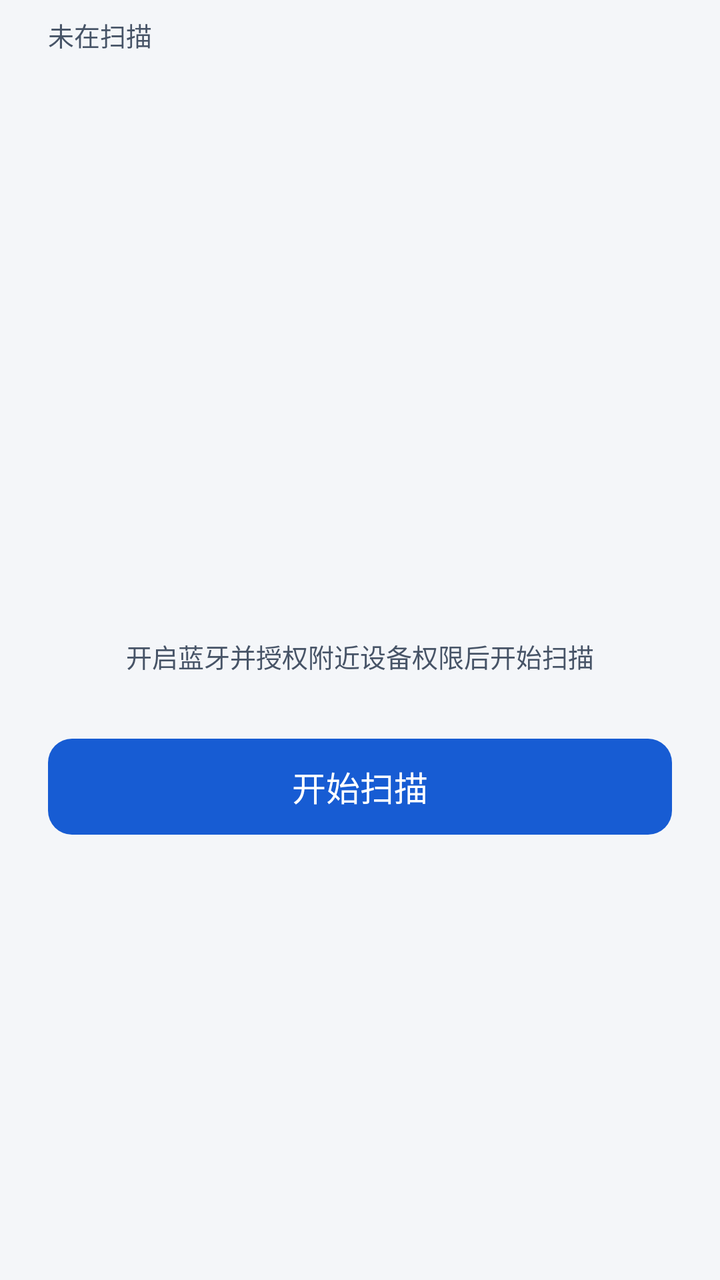
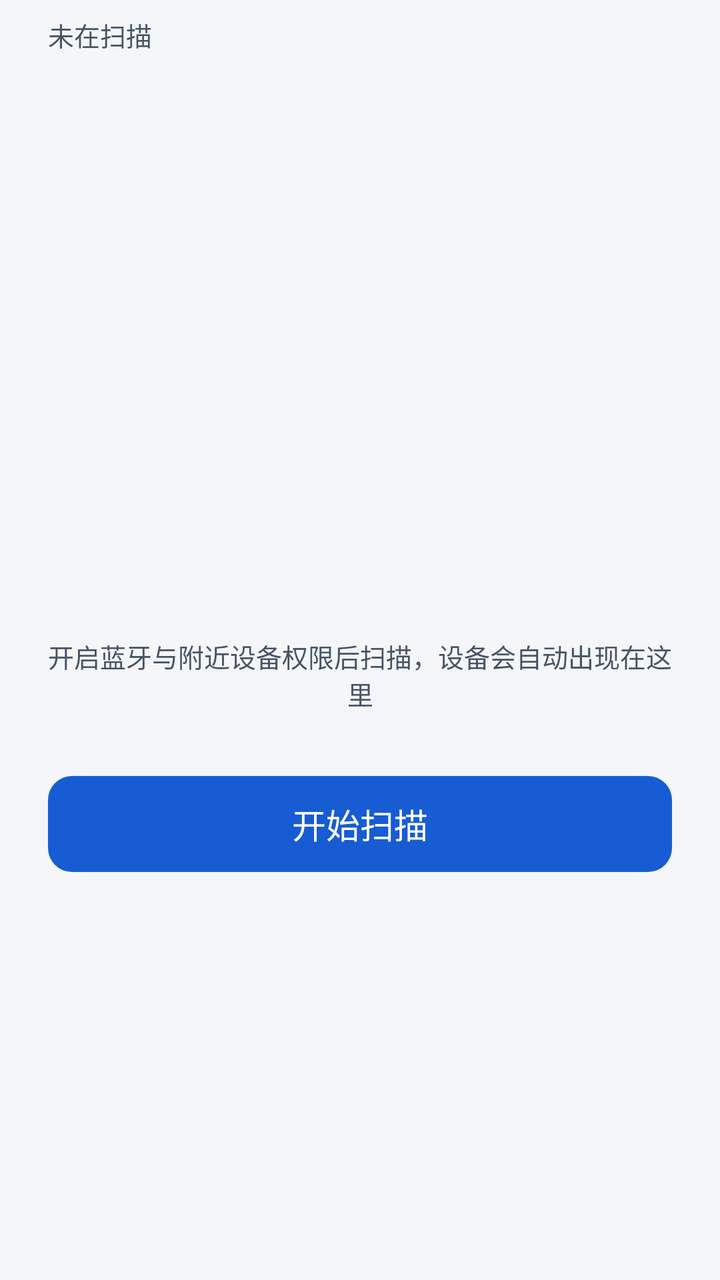

Screens rendered from an Android XML layout before and after an edit, with the pre-edit source and the edit as a unified diff.
<!-- AndroidManifest.xml: application theme Theme.PKotlinApp -->
<!-- res/layout/dialog_scan.xml -->
<?xml version="1.0" encoding="utf-8"?>
<LinearLayout xmlns:android="http://schemas.android.com/apk/res/android"
    android:layout_width="match_parent"
    android:layout_height="wrap_content"
    android:orientation="vertical"
    android:paddingStart="@dimen/space_24"
    android:paddingTop="@dimen/space_8"
    android:paddingEnd="@dimen/space_24">

    <TextView
        android:id="@+id/scanStatus"
        style="@style/Widget.App.TextView"
        android:layout_width="match_parent"
        android:layout_height="wrap_content"
        android:text="@string/status_scan_idle"
        android:textAppearance="@style/TextAppearance.App.Caption" />

    <androidx.recyclerview.widget.RecyclerView
        android:id="@+id/scanList"
        android:layout_width="match_parent"
        android:layout_height="260dp"
        android:layout_marginTop="@dimen/space_8"
        android:clipToPadding="false"
        android:paddingBottom="@dimen/space_8"
        android:scrollbars="none" />

    <TextView
        android:id="@+id/scanEmpty"
        style="@style/Widget.App.TextView"
        android:layout_width="match_parent"
        android:layout_height="wrap_content"
        android:gravity="center"
        android:paddingVertical="@dimen/space_24"
        android:text="@string/home_empty_hint"
        android:textAppearance="@style/TextAppearance.App.Caption" />

    <com.google.android.material.button.MaterialButton
        android:id="@+id/scanToggle"
        style="@style/Widget.App.Button.Primary"
        android:layout_width="match_parent"
        android:layout_height="wrap_content"
        android:layout_marginTop="@dimen/space_8"
        android:text="@string/action_scan" />
</LinearLayout>
<!-- resources referenced by this layout -->
<resources>
  <dimen name="space_24">24dp</dimen>
  <dimen name="space_8">8dp</dimen>
  <string name="action_scan">开始扫描</string>
  <string name="home_empty_hint">开启蓝牙并授权附近设备权限后开始扫描</string>
  <string name="status_scan_idle">未在扫描</string>
  <style name="TextAppearance.App.Caption" parent="@android:style/TextAppearance">
          <item name="android:textSize">13sp</item>
          <item name="android:textColor">@color/text_secondary</item>
          <item name="android:fontFamily">sans-serif</item>
          <item name="android:lineSpacingExtra">5dp</item>
          <item name="android:lineSpacingMultiplier">1.0</item>
      </style>
  <style name="Widget.App.TextView" parent="android:Widget.TextView">
          <item name="android:includeFontPadding">false</item>
          <item name="android:breakStrategy">high_quality</item>
          <item name="android:hyphenationFrequency">none</item>
      </style>
  <color name="text_secondary">#475467</color>
  <dimen name="button_h">48dp</dimen>
  <style name="TextAppearance.App.Button" parent="@style/TextAppearance.App.Body">
          <item name="android:fontFamily">sans-serif-medium</item>
          <item name="android:lineSpacingExtra">0dp</item>
      </style>
  <dimen name="radius_12">12dp</dimen>
  <color name="overlay_pressed">#0F101828</color>
  <color name="canvas">#F4F6F9</color>
  <color name="primary">#175CD3</color>
  <color name="on_primary">#FFFFFF</color>
  <color name="chart_band">#E8EFFB</color>
  <color name="primary_text">#175CD3</color>
  <color name="surface">#FFFFFF</color>
  <color name="surface_sunken">#EEF1F5</color>
  <color name="text_primary">#101828</color>
  <color name="border">#D0D5DD</color>
  <color name="danger">#B42318</color>
  <color name="danger_bg">#FEF3F2</color>
  <color name="text_tertiary">#667085</color>
  <style name="Widget.App.Card" parent="Widget.Material3.CardView.Outlined">
          <item name="cardBackgroundColor">@color/surface</item>
          <item name="strokeColor">@color/divider</item>
          <item name="strokeWidth">@dimen/stroke_1</item>
          <item name="cardCornerRadius">@dimen/radius_12</item>
          <item name="cardElevation">@dimen/elevation_0</item>
          <item name="android:stateListAnimator">@null</item>
          <item name="rippleColor">@color/overlay_pressed</item>
      </style>
  <style name="Widget.App.Chip" parent="Widget.Material3.Chip.Filter">
          <item name="chipBackgroundColor">@color/chip_bg</item>
          <item name="chipStrokeColor">@color/chip_stroke</item>
          <item name="chipStrokeWidth">@dimen/stroke_1</item>
          <item name="android:textAppearance">@style/TextAppearance.App.Caption</item>
          <item name="android:textColor">@color/chip_text</item>
          <item name="chipMinHeight">@dimen/chip_h</item>
          <item name="chipCornerRadius">@dimen/radius_pill</item>
          <item name="checkedIconVisible">false</item>
      </style>
  <style name="TextAppearance.App.Body" parent="@android:style/TextAppearance">
          <item name="android:textSize">17sp</item>
          <item name="android:textColor">@color/text_primary</item>
          <item name="android:fontFamily">sans-serif</item>
          <item name="android:lineSpacingExtra">7dp</item>
          <item name="android:lineSpacingMultiplier">1.0</item>
      </style>
  <color name="border_strong">#8A93A2</color>
  <dimen name="stroke_1">1dp</dimen>
  <color name="divider">#E4E7EC</color>
  <dimen name="elevation_0">0dp</dimen>
  <dimen name="chip_h">32dp</dimen>
  <dimen name="radius_pill">999dp</dimen>
  <!-- unchanged entries left out for length: 3 -->
</resources>

<!-- the commit's change to res/layout/dialog_scan.xml (unified diff, before → after) -->
@@ -31,7 +31,7 @@
         android:layout_height="wrap_content"
         android:gravity="center"
         android:paddingVertical="@dimen/space_24"
-        android:text="@string/home_empty_hint"
+        android:text="@string/home_devices_empty_hint"
         android:textAppearance="@style/TextAppearance.App.Caption" />
 
     <com.google.android.material.button.MaterialButton
<!-- resource entries referenced after the edit -->
@@ -3,7 +3,7 @@
   <dimen name="space_24">24dp</dimen>
   <dimen name="space_8">8dp</dimen>
   <string name="action_scan">开始扫描</string>
-  <string name="home_empty_hint">开启蓝牙并授权附近设备权限后开始扫描</string>
+  <string name="home_devices_empty_hint">开启蓝牙与附近设备权限后扫描，设备会自动出现在这里</string>
   <string name="status_scan_idle">未在扫描</string>
   <style name="TextAppearance.App.Caption" parent="@android:style/TextAppearance">
           <item name="android:textSize">13sp</item>
